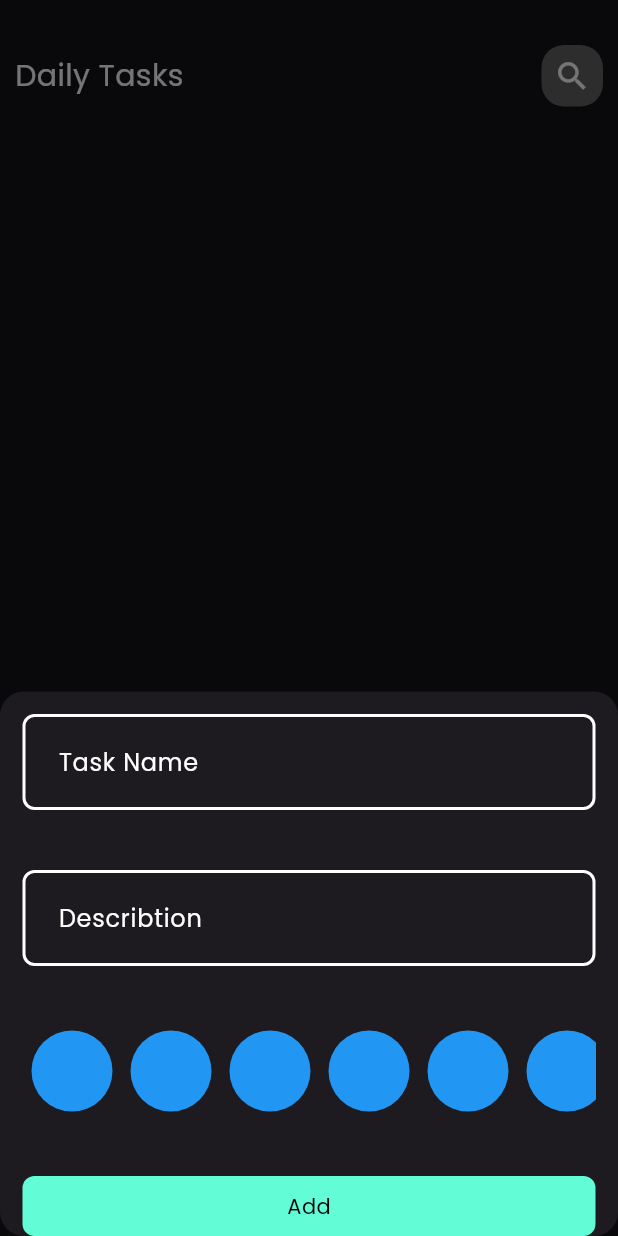
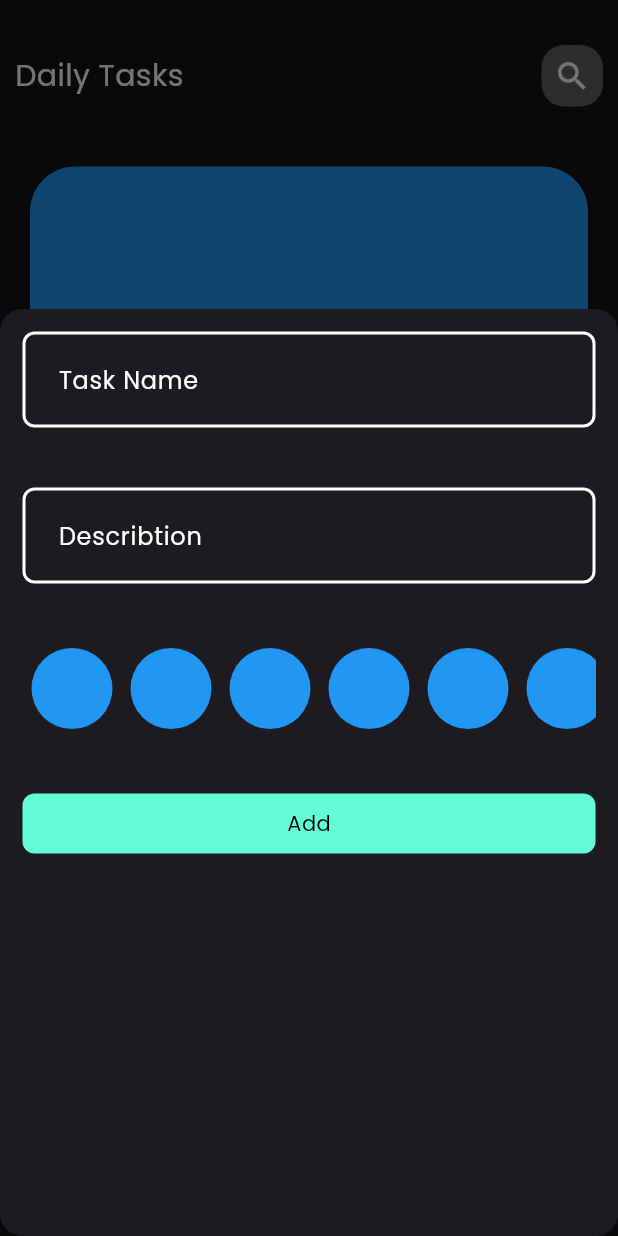
Before and after one commit to ahmed-khaled56/daily-tasks, a Flutter app: the screen it shows after launch, after a tap on the "add" icon, on a phone screen of 412 x 824 dp. Run offline on Flutter 3.47's test engine with Material 3 defaults, Android fonts, the phone set to English and light mode, and no system bars.

Commit message:
refactor code

```diff
--- a/lib/main.dart
+++ b/lib/main.dart
@@ -1,3 +1,4 @@
+import 'package:daily_tasks/views/edit_view.dart';
 import 'package:daily_tasks/views/tasks_view.dart';
 import 'package:flutter/material.dart';
 
@@ -12,7 +13,7 @@ class MyApp extends StatelessWidget {
     return MaterialApp(
       theme: ThemeData(brightness: Brightness.dark, fontFamily: "Poppins"),
       debugShowCheckedModeBanner: false,
-
+      routes: {EditView.id: (context) => EditView()},
       home: TasksView(),
     );
   }
--- a/lib/views/tasks_view.dart
+++ b/lib/views/tasks_view.dart
@@ -1,9 +1,18 @@
+import 'package:daily_tasks/views/edit_view.dart';
 import 'package:daily_tasks/widgets/addBottomSheetBody.dart';
 import 'package:daily_tasks/widgets/custom_appBar.dart';
+import 'package:daily_tasks/widgets/task_item.dart';
+import 'package:daily_tasks/widgets/tasks_list_view.dart';
 import 'package:flutter/material.dart';
 
-class TasksView extends StatelessWidget {
+class TasksView extends StatefulWidget {
   const TasksView({super.key});
+
+  @override
+  State<TasksView> createState() => _TasksViewState();
+}
+
+class _TasksViewState extends State<TasksView> {
   @override
   Widget build(BuildContext context) {
     return Scaffold(
@@ -12,11 +21,14 @@ class TasksView extends StatelessWidget {
           showModalBottomSheet(
             isScrollControlled: true,
             shape: RoundedRectangleBorder(
-              borderRadius: BorderRadius.circular(16),
+              borderRadius: BorderRadius.circular(15),
             ),
             context: context,
             builder: (context) {
-              return Addbottomsheetbody();
+              return FractionallySizedBox(
+                heightFactor: 0.75,
+                child: Addbottomsheetbody(),
+              );
             },
           );
         },
@@ -24,7 +36,11 @@ class TasksView extends StatelessWidget {
       ),
 
       body: Column(
-        children: [CustomAppbar(title: "Daily Tasks", icon: Icons.search)],
+        children: [
+          CustomAppbar(title: "Daily Tasks", icon: Icons.search),
+
+          Expanded(child: TasksListView()),
+        ],
       ),
     );
   }
--- a/lib/widgets/custom_Icon.dart
+++ b/lib/widgets/custom_Icon.dart
@@ -1,8 +1,8 @@
 import 'package:flutter/material.dart';
 
 class CustomIcon extends StatelessWidget {
-  const CustomIcon({super.key, required this.icon});
-
+  const CustomIcon({super.key, required this.icon, @required this.onTap});
+  final void Function()? onTap;
   final IconData icon;
   @override
   Widget build(BuildContext context) {
@@ -16,7 +16,7 @@ class CustomIcon extends StatelessWidget {
       child: Center(
         child: Padding(
           padding: const EdgeInsets.all(8.0),
-          child: Icon(icon, size: 25),
+          child: GestureDetector(onTap: onTap, child: Icon(icon, size: 25)),
         ),
       ),
     );
--- a/lib/widgets/custom_appBar.dart
+++ b/lib/widgets/custom_appBar.dart
@@ -2,9 +2,15 @@ import 'package:daily_tasks/widgets/custom_Icon.dart';
 import 'package:flutter/material.dart';
 
 class CustomAppbar extends StatelessWidget {
-  const CustomAppbar({super.key, required this.title, required this.icon});
+  const CustomAppbar({
+    super.key,
+    required this.title,
+    required this.icon,
+    @required this.onTap,
+  });
   final String title;
   final IconData icon;
+  final void Function()? onTap;
   @override
   Widget build(BuildContext context) {
     return Padding(
@@ -14,7 +20,7 @@ class CustomAppbar extends StatelessWidget {
           Text(title, style: TextStyle(color: Colors.white, fontSize: 20)),
           Spacer(),
 
-          CustomIcon(icon: icon),
+          CustomIcon(icon: icon, onTap: onTap),
         ],
       ),
     );
--- a/lib/widgets/edit_textField.dart
+++ b/lib/widgets/edit_textField.dart
@@ -7,13 +7,11 @@ class EditTextfield extends StatelessWidget {
   //final String data;
 
   void Function(String?)? onchange;
-  final TextInputType? textType;
 
   EditTextfield({
     super.key,
     required this.hintText,
 
-    @required this.textType,
     required this.onchange,
 
     this.maxLines = 1,
@@ -28,7 +26,6 @@ class EditTextfield extends StatelessWidget {
         onChanged: onchange,
 
         maxLines: maxLines,
-        keyboardType: textType,
 
         decoration: InputDecoration(
           contentPadding: EdgeInsets.symmetric(horizontal: 20, vertical: 20),
```
Also changed, not shown: lib/views/edit_view.dart (added, +37 -0 lines).
